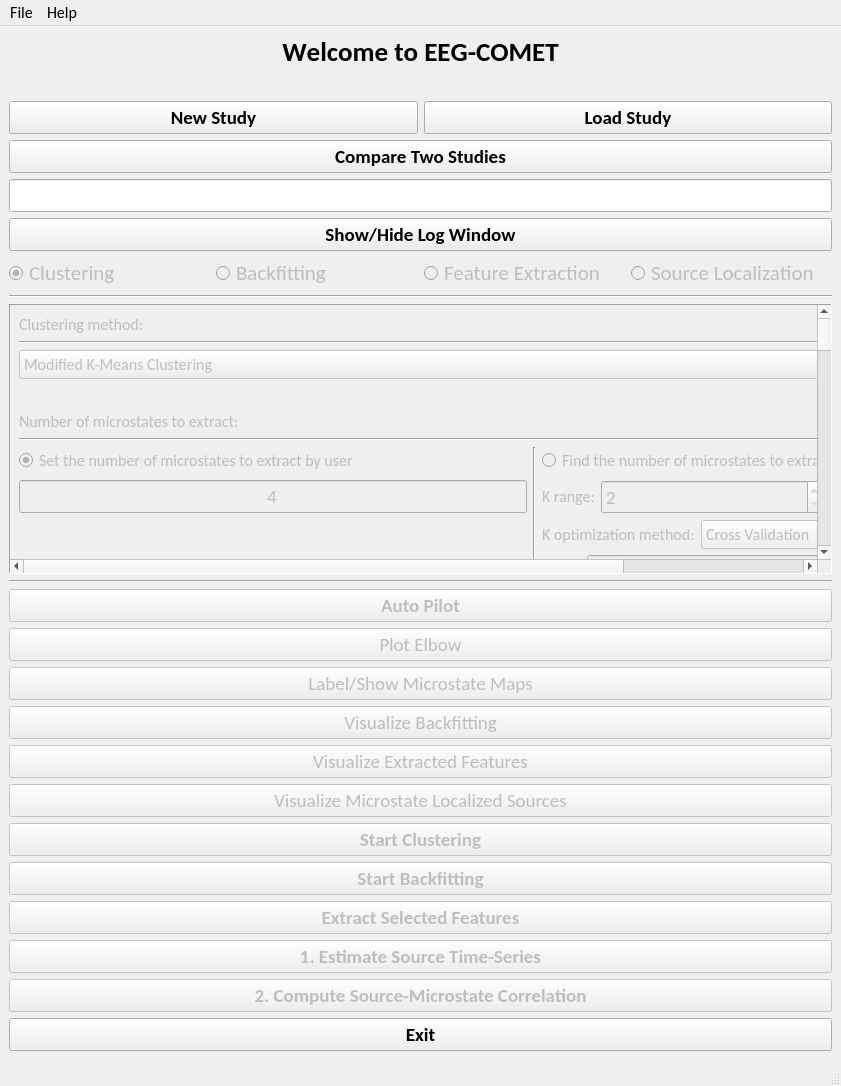
Before: the Qt Designer form EEG_COMET/ui/MainMicrostateWindow.ui in eeg-comet/eeg-comet, drawn with Qt 5.
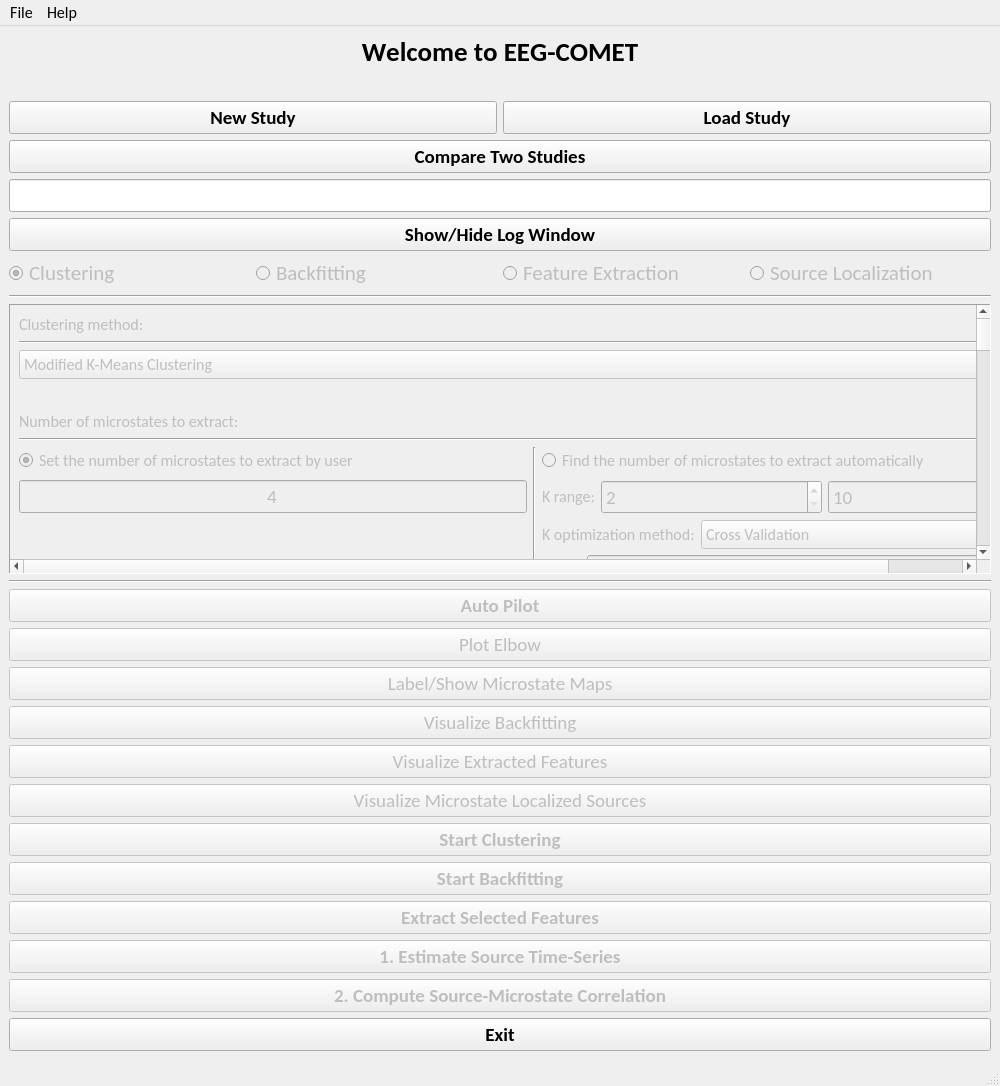
After: the same form once the commit is applied.

Patch:
```diff
--- a/EEG_COMET/ui/MainMicrostateWindow.ui
+++ b/EEG_COMET/ui/MainMicrostateWindow.ui
@@ -6,14 +6,14 @@
    <rect>
     <x>0</x>
     <y>0</y>
-    <width>841</width>
+    <width>1000</width>
     <height>1086</height>
    </rect>
   </property>
   <property name="minimumSize">
    <size>
-    <width>0</width>
-    <height>0</height>
+    <width>800</width>
+    <height>800</height>
    </size>
   </property>
   <property name="maximumSize">
@@ -370,8 +370,8 @@
          <property name="geometry">
           <rect>
            <x>0</x>
-           <y>-788</y>
-           <width>812</width>
+           <y>0</y>
+           <width>975</width>
            <height>1280</height>
           </rect>
          </property>
@@ -3090,7 +3090,7 @@
     <rect>
      <x>0</x>
      <y>0</y>
-     <width>841</width>
+     <width>1000</width>
      <height>18</height>
     </rect>
    </property>
```
